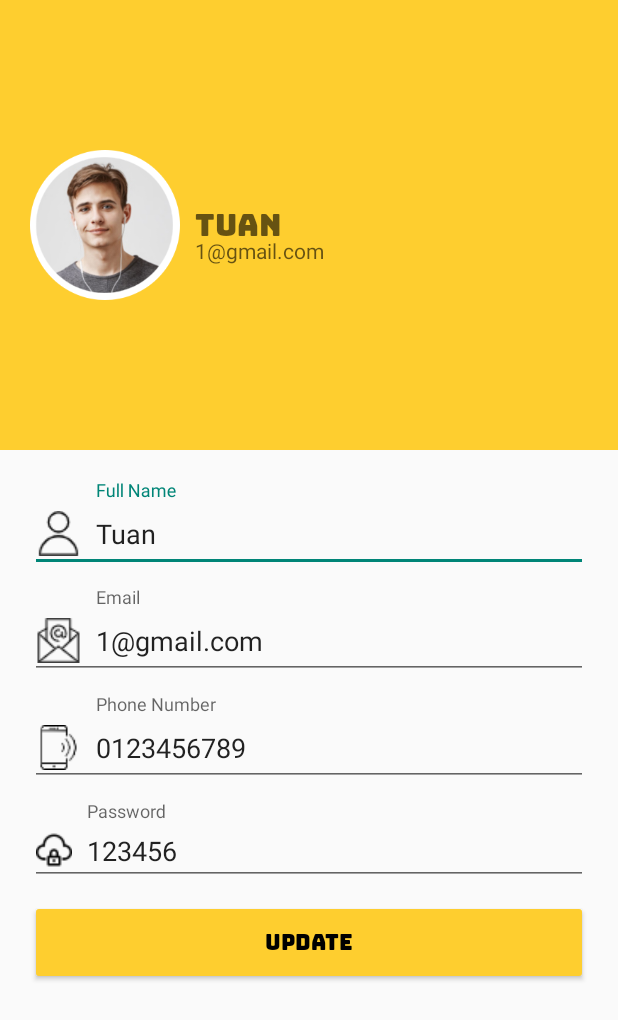
After one commit to thecricsy/QrCodeApp, an Android app: the layout activity_userprofile.xml on its own in the app's theme, with its tools: preview values and no code run, on a phone screen of 412 x 824 dp. The commit adds this screen. Shown: the top 1020 px of the screen. Run offline under Robolectric (Android 15) with nearby library versions, the light colour scheme and no system bars; Roboto replaces fonts that are not available here.

Commit message:
Update UserProfile Screen
Chỉ có UI chưa kết nối với Db để chỉnh sửa thông tin

```diff
--- a/app/src/main/AndroidManifest.xml
+++ b/app/src/main/AndroidManifest.xml
@@ -20,7 +20,7 @@
         android:theme="@style/Theme.QrCodeApp">
         <activity android:name=".NotificationActivity"></activity>
         <activity android:name=".ChartActivity" />
-        <activity android:name=".EditProfileActivity" />
+        <activity android:name=".UserProfile" />
         <activity android:name=".AccountSettingsActivity" />
         <activity android:name=".NoteActivity" />
         <activity android:name=".ProductDetailActivity" />
--- a/app/src/main/java/com/example/qrcodeapp/Fragments/Profile/ProfileFragment.java
+++ b/app/src/main/java/com/example/qrcodeapp/Fragments/Profile/ProfileFragment.java
@@ -13,7 +13,7 @@ import androidx.fragment.app.Fragment;
 
 import com.example.qrcodeapp.MainActivity2;
 import com.example.qrcodeapp.NoteActivity;
-import com.example.qrcodeapp.EditProfileActivity;
+import com.example.qrcodeapp.UserProfile;
 import com.example.qrcodeapp.AccountSettingsActivity;
 import com.example.qrcodeapp.LoginActivity;
 import com.example.qrcodeapp.NotificationActivity;
@@ -84,7 +84,7 @@ public class ProfileFragment extends Fragment {
         txtEditProfile.setOnClickListener(new View.OnClickListener() {
             @Override
             public void onClick(View view) {
-                startActivity(new Intent(getContext(), EditProfileActivity.class));
+                startActivity(new Intent(getContext(), UserProfile.class));
             }
         });
         getProductFromFirebase();
--- a/app/src/main/java/com/example/qrcodeapp/EditProfileActivity.java
+++ b/app/src/main/java/com/example/qrcodeapp/UserProfile.java
@@ -4,11 +4,11 @@ import androidx.appcompat.app.AppCompatActivity;
 
 import android.os.Bundle;
 
-public class EditProfileActivity extends AppCompatActivity {
+public class UserProfile extends AppCompatActivity {
 
     @Override
     protected void onCreate(Bundle savedInstanceState) {
         super.onCreate(savedInstanceState);
-        setContentView(R.layout.activity_edit_profile);
+        setContentView(R.layout.activity_userprofile);
     }
 }
--- a/app/src/main/res/layout/activity_edit_profile.xml
+++ /dev/null
@@ -1,9 +0,0 @@
-<?xml version="1.0" encoding="utf-8"?>
-<androidx.constraintlayout.widget.ConstraintLayout xmlns:android="http://schemas.android.com/apk/res/android"
-    xmlns:app="http://schemas.android.com/apk/res-auto"
-    xmlns:tools="http://schemas.android.com/tools"
-    android:layout_width="match_parent"
-    android:layout_height="match_parent"
-    tools:context=".EditProfileActivity">
-
-</androidx.constraintlayout.widget.ConstraintLayout>
--- /dev/null
+++ b/app/src/main/res/layout/activity_userprofile.xml
@@ -0,0 +1,133 @@
+<?xml version="1.0" encoding="utf-8"?>
+<ScrollView xmlns:android="http://schemas.android.com/apk/res/android"
+    xmlns:app="http://schemas.android.com/apk/res-auto"
+    xmlns:tools="http://schemas.android.com/tools"
+    android:layout_width="match_parent"
+    android:layout_height="match_parent"
+    tools:context=".UserProfile">
+
+    <LinearLayout
+        android:layout_width="match_parent"
+        android:layout_height="match_parent"
+        android:orientation="vertical">
+
+        <RelativeLayout
+            android:layout_width="match_parent"
+            android:layout_height="300dp"
+            android:background="#fece2f"
+            android:padding="20dp">
+
+            <ImageView
+                android:id="@+id/imgProfile"
+                android:layout_width="100dp"
+                android:layout_height="100dp"
+                android:layout_centerVertical="true"
+                android:src="@drawable/profile" />
+
+            <TextView
+                android:id="@+id/full_name"
+                android:layout_width="wrap_content"
+                android:layout_height="wrap_content"
+                android:layout_centerVertical="true"
+                android:layout_marginLeft="10dp"
+                android:layout_toRightOf="@id/imgProfile"
+                android:fontFamily="@font/bungee"
+                android:hint="Tuan"
+                android:includeFontPadding="false"
+                android:textColor="#000"
+                android:textSize="20sp" />
+
+            <TextView
+                android:id="@+id/email_profile"
+                android:layout_width="wrap_content"
+                android:layout_height="wrap_content"
+                android:layout_below="@id/full_name"
+                android:layout_marginLeft="10dp"
+                android:layout_toRightOf="@id/imgProfile"
+                android:hint="1@gmail.com"
+                android:includeFontPadding="false"
+                android:textSize="14sp" />
+
+        </RelativeLayout>
+
+        <LinearLayout
+            android:layout_width="match_parent"
+            android:layout_height="wrap_content"
+            android:orientation="vertical"
+            android:padding="20dp">
+
+            <com.google.android.material.textfield.TextInputLayout
+                android:id="@+id/full_name_profile"
+                android:layout_width="match_parent"
+                android:layout_height="wrap_content"
+                android:layout_marginBottom="10dp"
+                android:hint="Full Name">
+
+                <com.google.android.material.textfield.TextInputEditText
+                    android:layout_width="match_parent"
+                    android:layout_height="wrap_content"
+                    android:drawableLeft="@drawable/user_ic"
+                    android:drawablePadding="10dp"
+                    android:text="Tuan" />
+
+            </com.google.android.material.textfield.TextInputLayout>
+
+            <com.google.android.material.textfield.TextInputLayout
+                android:id="@+id/txtEmail_profile"
+                android:layout_width="match_parent"
+                android:layout_height="wrap_content"
+                android:layout_marginBottom="10dp"
+                android:hint="Email">
+
+                <com.google.android.material.textfield.TextInputEditText
+                    android:layout_width="match_parent"
+                    android:layout_height="wrap_content"
+                    android:drawableLeft="@drawable/email_ic"
+                    android:drawablePadding="10dp"
+                    android:text="1@gmail.com" />
+
+            </com.google.android.material.textfield.TextInputLayout>
+
+            <com.google.android.material.textfield.TextInputLayout
+                android:id="@+id/phoneNo_profile"
+                android:layout_width="match_parent"
+                android:layout_height="wrap_content"
+                android:layout_marginBottom="10dp"
+                android:hint="Phone Number">
+
+                <com.google.android.material.textfield.TextInputEditText
+                    android:layout_width="match_parent"
+                    android:layout_height="wrap_content"
+                    android:drawableLeft="@drawable/phone_ic"
+                    android:drawablePadding="10dp"
+                    android:text="0123456789" />
+
+            </com.google.android.material.textfield.TextInputLayout>
+
+            <com.google.android.material.textfield.TextInputLayout
+                android:id="@+id/password_profile"
+                android:layout_width="match_parent"
+                android:layout_height="wrap_content"
+                android:layout_marginBottom="10dp"
+                android:hint="Password">
+
+                <com.google.android.material.textfield.TextInputEditText
+                    android:layout_width="match_parent"
+                    android:layout_height="wrap_content"
+                    android:drawableLeft="@drawable/password_ic"
+                    android:drawablePadding="10dp"
+                    android:text="123456" />
+
+            </com.google.android.material.textfield.TextInputLayout>
+
+            <Button
+                android:layout_width="match_parent"
+                android:layout_height="wrap_content"
+                android:backgroundTint="#fece2f"
+                android:textColor="@color/black"
+                android:fontFamily="@font/bungee"
+                android:text="Update" />
+
+        </LinearLayout>
+    </LinearLayout>
+</ScrollView>
--- a/app/src/main/res/values/themes.xml
+++ b/app/src/main/res/values/themes.xml
@@ -1,6 +1,6 @@
 <resources xmlns:tools="http://schemas.android.com/tools">
     <!-- Base application theme. -->
-    <style name="Theme.QrCodeApp" parent="Theme.MaterialComponents.DayNight.NoActionBar">
+    <style name="Theme.QrCodeApp" parent="Theme.MaterialComponents.DayNight.NoActionBar.Bridge">
         <!-- Primary brand color. -->
         <item name="colorPrimary">@color/purple_500</item>
         <item name="colorPrimaryVariant">@color/purple_700</item>
```
Also changed, not shown: app/src/main/res/drawable/email_ic.png (added), app/src/main/res/drawable/password_ic.png (added), app/src/main/res/drawable/phone_ic.png (added), app/src/main/res/drawable/user_ic.png (added), app/src/main/res/font/bungee.ttf (added).
